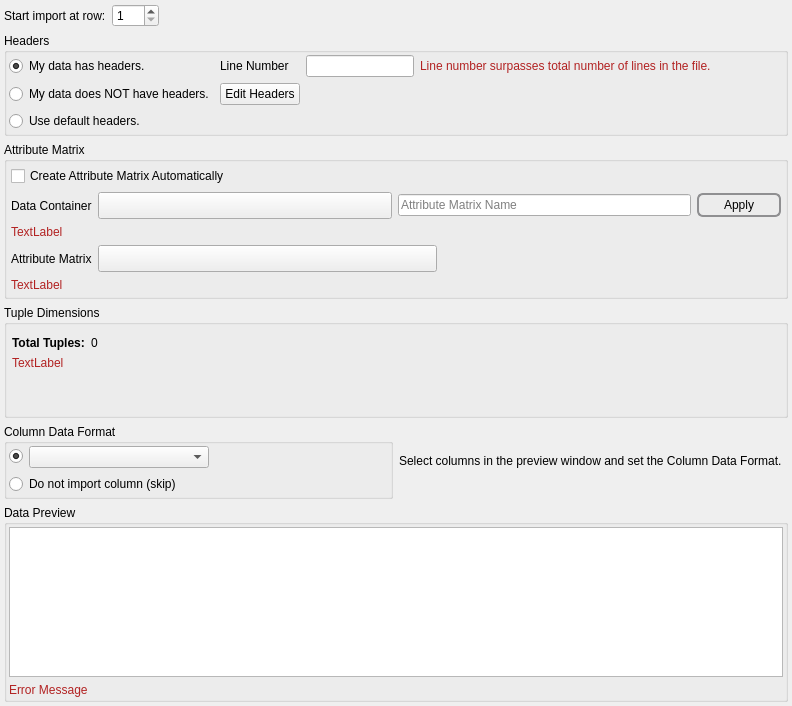
Above: Source/Plugins/IO/Widgets/ImportASCIIDataWizard/UI_Files/DataFormatPage.ui from BlueQuartzSoftware/DREAM3D before the change. Below: the same form after it.
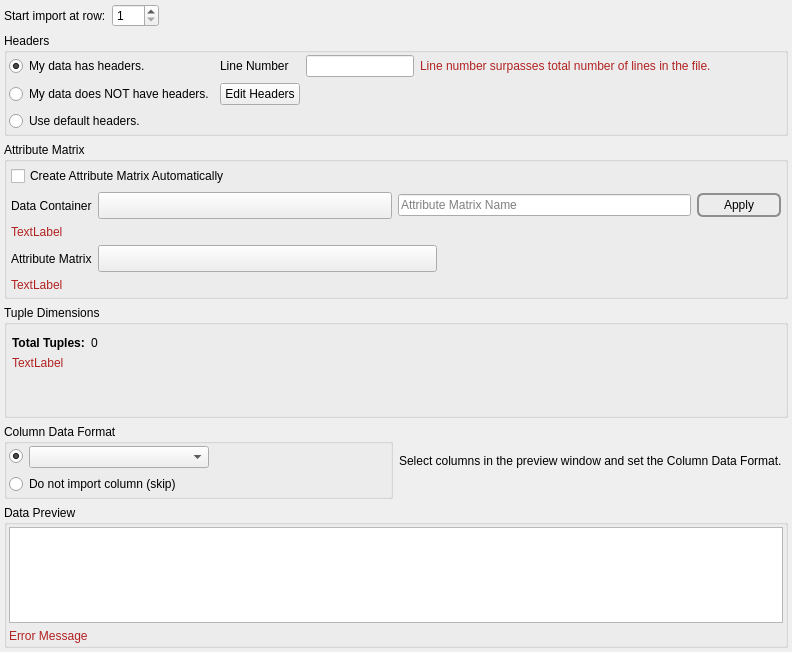
That is the form after the change. Custom widgets are drawn as their Qt base class.

Patch:
```diff
--- a/Source/Plugins/IO/Widgets/ImportASCIIDataWizard/UI_Files/DataFormatPage.ui
+++ b/Source/Plugins/IO/Widgets/ImportASCIIDataWizard/UI_Files/DataFormatPage.ui
@@ -7,7 +7,7 @@
     <x>0</x>
     <y>0</y>
     <width>792</width>
-    <height>706</height>
+    <height>652</height>
    </rect>
   </property>
   <property name="windowTitle">
```
